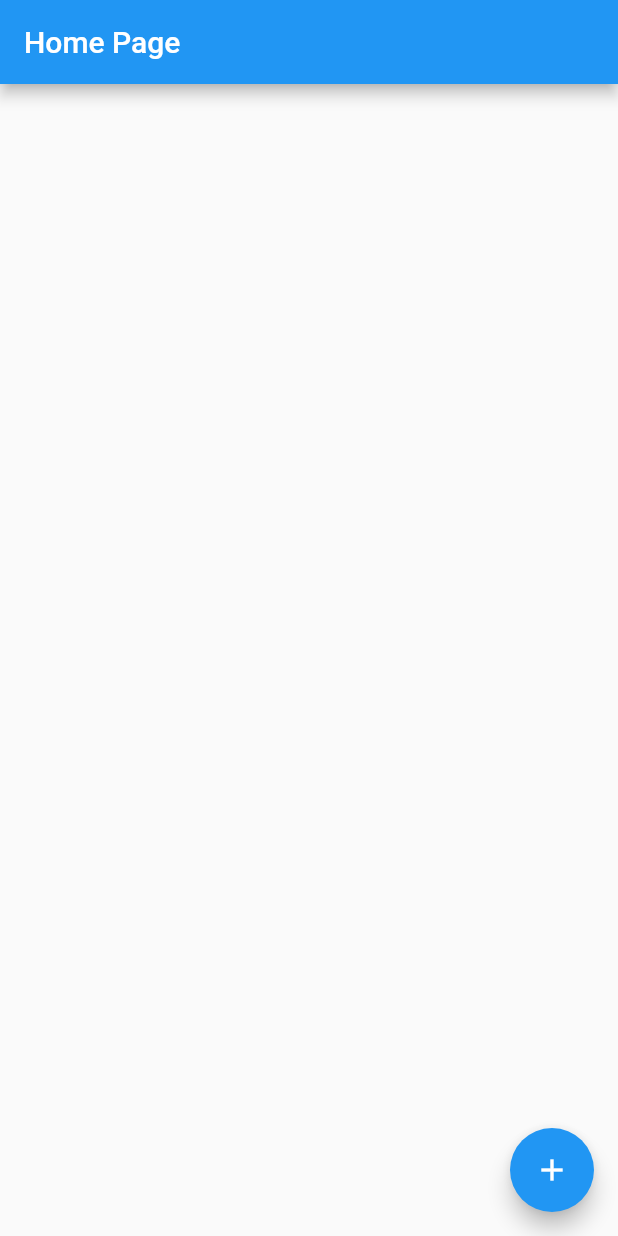
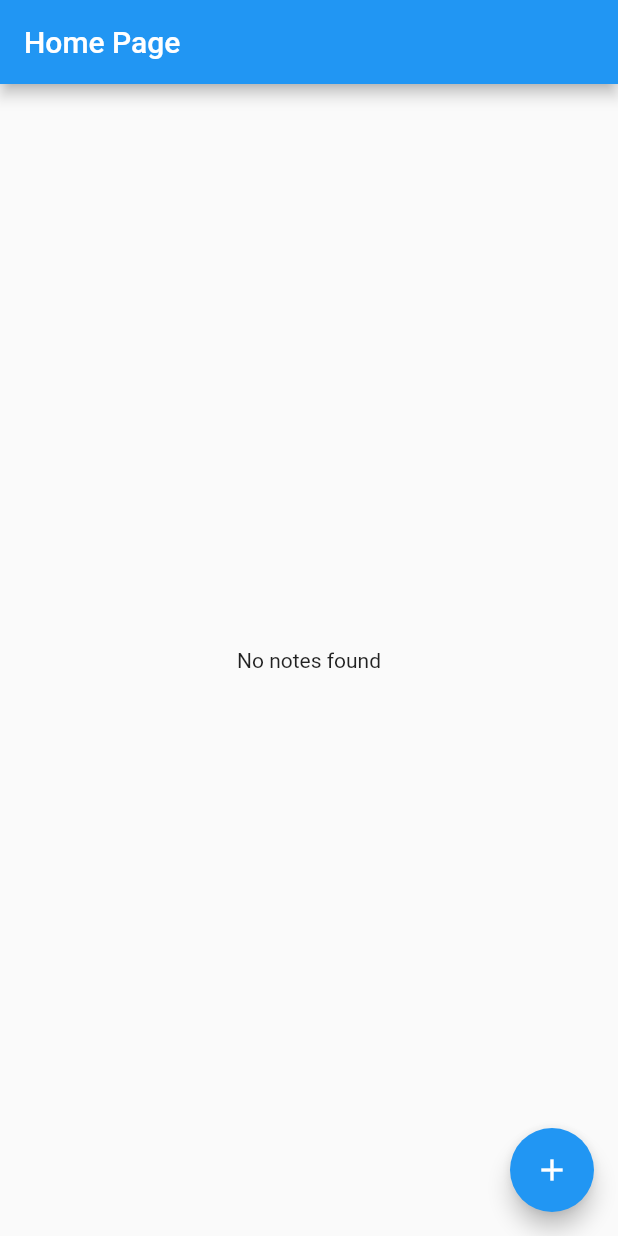
Before and after one commit to 4rzka/notesapp, a Flutter app: the screen it shows after launch, on a phone screen of 412 x 824 dp. Run offline on Flutter 3.47's test engine with Material 2 defaults, Android fonts, the phone set to English and light mode, and no system bars.

Commit message:
Update UI

```diff
--- a/frontend/lib/pages/homepage.dart
+++ b/frontend/lib/pages/homepage.dart
@@ -20,8 +20,10 @@ class _HomePageState extends State<HomePage> {
           title: const Text('Home Page'),
         ),
         body: SafeArea(
-          child: GridView.builder(
-            gridDelegate: const SliverGridDelegateWithFixedCrossAxisCount(
+            child: (notesProvider.notes.isNotEmpty)
+                ? GridView.builder(
+                    gridDelegate:
+                        const SliverGridDelegateWithFixedCrossAxisCount(
                             crossAxisCount: 2),
                     itemCount: notesProvider.notes.length,
                     itemBuilder: (context, index) {
@@ -62,8 +64,10 @@ class _HomePageState extends State<HomePage> {
                         ),
                       );
                     },
-          ),
-        ),
+                  )
+                : const Center(
+                    child: Text('No notes found'),
+                  )),
         floatingActionButton: FloatingActionButton(
           onPressed: () {
             Navigator.push(
```
Lines whose indentation alone changed are shown as unchanged.
